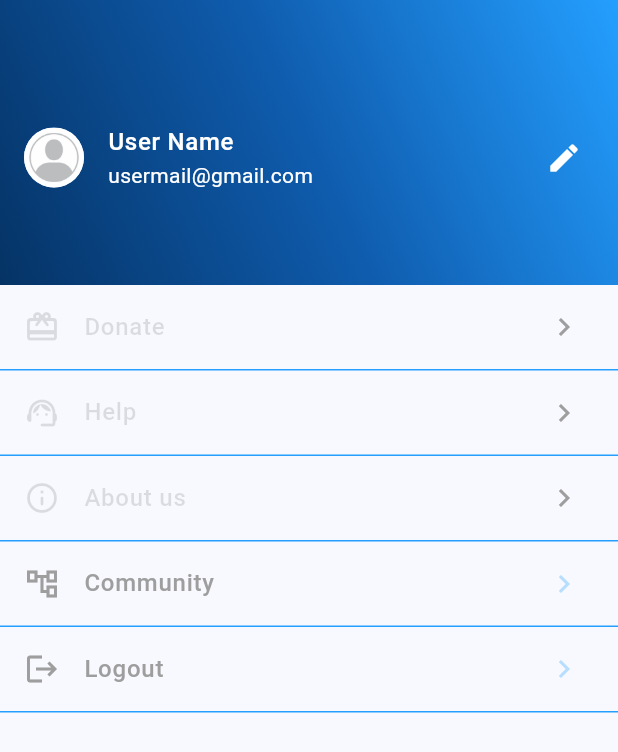
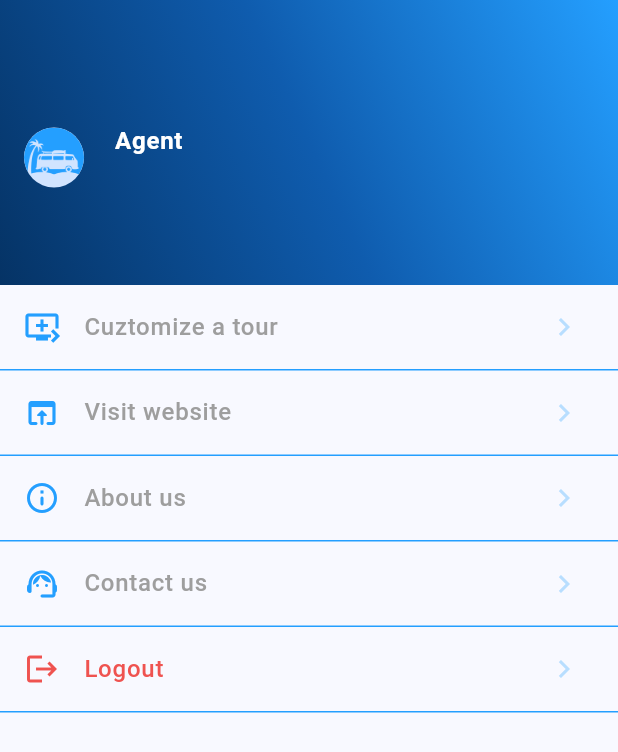
Before and after one commit to ammardev99/Tams, a Flutter app: the Profile screen opened directly, on a phone screen of 412 x 824 dp. Shown: the top 752 px of the screen. Run offline on Flutter 3.47's test engine with Material 3 defaults, Android fonts, the phone set to English and light mode, and no system bars; our stand-ins replace carousel_slider, connectivity_plus, curved_navigation_bar, firebase_auth, firebase_core, get and 1 more; accounts and stored records are empty; network calls fail.

Commit message:
menu buttons

```diff
--- a/lib/Screens/home.dart
+++ b/lib/Screens/home.dart
@@ -43,7 +43,7 @@ class _HomePageState extends State<HomePage> {
             items: const [
               Icon(Icons.line_style_rounded),
               Icon(Icons.favorite),
-              Icon(Icons.shopping_cart),
+              Icon(Icons.image),
               Icon(Icons.person),
             ],
             onTap: (int index) {
--- a/lib/Screens/setting/profile.dart
+++ b/lib/Screens/setting/profile.dart
@@ -1,15 +1,28 @@
+import 'package:firebase_auth/firebase_auth.dart';
 import 'package:flutter/material.dart';
-import 'package:tams/Screens/setting/edit_profile.dart';
-import 'package:tams/Screens/socail_media.dart';
+import 'package:get/get.dart';
 import 'package:tams/auth/login/view.dart';
 import 'package:tams/components/assets.dart';
-import 'package:tams/components/widgets.dart';
+import 'package:tams/widgets/buttons.dart';
 
 class Profile extends StatelessWidget {
   const Profile({super.key});
 
+  String? getCurrentUserEmail() {
+    User? user = FirebaseAuth.instance.currentUser;
+    return user?.email;
+  }
+
+  String extractUsername(String email) {
+    return email.split('@')[0];
+  }
+
   @override
   Widget build(BuildContext context) {
+    String? userEmail = getCurrentUserEmail();
+    String? username =
+        userEmail != null ? extractUsername(userEmail) : 'Company';
+
     return Scaffold(
         body: ListView(
       children: [
@@ -27,79 +40,41 @@ class Profile extends StatelessWidget {
                 child: ListTile(
                   leading: const CircleAvatar(
                     backgroundImage: AssetImage(
-                      "assets/images/profile.jpg",
+                      "assets/logo.png",
                     ),
                   ),
-                  title: const Text(
-                    "User Name",
-                    style: TextStyle(
-                        color: Colors.white, fontWeight: FontWeight.w500),
-                  ),
-                  subtitle: const Text(
-                    'usermail@gmail.com',
-                    style: TextStyle(
+                  title: heading('$username Agent', Colors.white),
+                  subtitle: Text(
+                    userEmail ?? 'useremail@gmail.com',
+                    style: const TextStyle(
                       color: Colors.white,
                       // color: primaryColor,
                     ),
                   ),
-                  trailing: const Icon(
-                    Icons.edit,
-                    color: Color(0xFFffffff),
-                  ),
-                  onTap: () {
-                    Navigator.push(
-                        context,
-                        MaterialPageRoute(
-                            builder: (context) => const EditProfile()));
-                  },
+                  // trailing: const Icon(
+                  //   Icons.edit,
+                  //   color: Color(0xFFffffff),
+                  // ),
+                  // onTap: () {
+                  //   Navigator.push(
+                  //       context,
+                  //       MaterialPageRoute(
+                  //           builder: (context) => const EditProfile()));
+                  // },
                 ),
               ),
             )),
-        // menuOption(
-        //   const Icon(Icons.favorite_border_rounded),
-        //   'My Favorite',
-        //   context,
-        // ),
-        // menuOption(
-        //   const Icon(Icons.assignment_outlined),
-        //   'CV | Resume',
-        //   context,
-        // ),
-        menuOption(
-          const Icon(Icons.card_giftcard_rounded),
-          'Donate',
-          context,
-        ),
-        // menuOption(
-        //   const Icon(Icons.history),
-        //   'History',
-        //   context,
-        // ),
-        menuOption(
-          const Icon(
-            Icons.support_agent_rounded,
-          ),
-          'Help',
-          context,
-        ),
-        menuOption(
-          const Icon(Icons.info_outline_rounded),
-          'About us',
-          context,
-        ),
-        menuOption(
-            const Icon(
-              Icons.account_tree_outlined,
-            ),
-            'Community',
+        menuOptionLink(
             context,
-            const SocailMedia()),
-        // menuOption(
-        //   const Icon(Icons.bookmark_add_outlined),
-        //   'Add Course',
-        //   context,
-        //   const AddCourse()
-        // ),
+            Icons.queue_play_next_outlined,
+            'Cuztomize a tour',
+            'https://travelagency-rho.vercel.app/home/contact'),
+        menuOptionLink(context, Icons.open_in_browser_rounded, 'Visit website',
+            'https://travelagency-rho.vercel.app/'),
+        menuOptionLink(context, Icons.info_outline_rounded, 'About us',
+            'https://travelagency-rho.vercel.app/home/about'),
+        menuOptionLink(context, Icons.support_agent_rounded, 'Contact us',
+            'https://travelagency-rho.vercel.app/home/contact'),
         Container(
           decoration: BoxDecoration(
               border: Border(bottom: BorderSide(color: secondaryColor))),
@@ -107,15 +82,44 @@ class Profile extends StatelessWidget {
             hoverColor: secondaryColor03,
             splashColor: secondaryColor03,
             leading: const Icon(Icons.logout),
-            iconColor: Colors.grey,
-            title: subHeading("Logout", Colors.grey),
+            iconColor: Colors.red.shade400,
+            title: subHeading("Logout", Colors.red.shade400),
             trailing: Icon(
               Icons.chevron_right,
               color: secondaryColor03,
             ),
             onTap: () {
-              Navigator.pushReplacement(context,
-                  MaterialPageRoute(builder: (context) => LoginPage()));
+              showDialog(
+                // ignore: use_build_context_synchronously
+                context: context,
+                builder: (BuildContext context) {
+                  return AlertDialog(
+                    title: Text(
+                      'Log out!',
+                      style: TextStyle(
+                          fontWeight: FontWeight.w600,
+                          color: Colors.red.shade400),
+                    ),
+                    content: const Text('Do you want to log out?'),
+                    actions: [
+                      TextButton(
+                        style: ButtonStyle(
+                            backgroundColor:
+                                WidgetStatePropertyAll(Colors.red.shade100)),
+                        onPressed: () {
+                          Navigator.pop(context);
+                          Get.offAll(LoginPage());
+                        },
+                        child: const Text(
+                          'Confirm',
+                          style: TextStyle(
+                              fontWeight: FontWeight.w600, color: Colors.red),
+                        ),
+                      ),
+                    ],
+                  );
+                },
+              );
             },
           ),
         )
--- a/lib/components/widgets.dart
+++ b/lib/components/widgets.dart
@@ -109,6 +109,7 @@ Widget showService(Service object, [List<Object>? list]) {
     highlightColor: Colors.white,
     onTap: () {
       debugPrint('Open Service Info');
+
       Get.to(const ServiceDetails(), arguments: list);
     },
     child: Stack(children: [
--- a/lib/main.dart
+++ b/lib/main.dart
@@ -2,7 +2,6 @@ import 'package:firebase_core/firebase_core.dart';
 import 'package:flutter/material.dart';
 import 'package:flutter/services.dart';
 import 'package:get/get.dart';
-import 'package:tams/auth/login.dart';
 import 'package:tams/auth/login/view.dart';
 import 'package:tams/components/assets.dart';
 import 'package:tams/firebase_options.dart';
--- a/pubspec.yaml
+++ b/pubspec.yaml
@@ -46,6 +46,8 @@ dependencies:
   http: ^1.2.1
   firebase_core: ^2.24.2
   firebase_auth: ^4.16.0
+  url_launcher: ^6.3.0
+  connectivity_plus: ^6.0.3
 
 dev_dependencies:
   flutter_test:
```
Also changed, not shown: lib/auth/login.dart (deleted, +0 -124 lines), lib/auth/login/logic.dart (+33 -29 lines), lib/auth/login/view.dart (+3 -5 lines), lib/auth/signup.dart (deleted, +0 -148 lines), lib/widgets/buttons.dart (added, +156 -0 lines), pubspec.lock, 6 other files.
